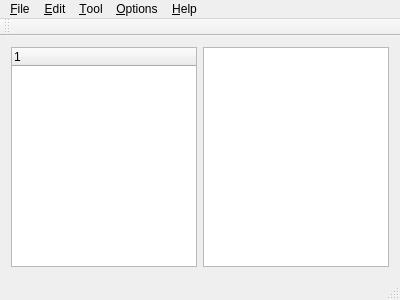
Before: the Qt Designer form code/ui/mainwindow.ui in CC141X/Information, drawn with Qt 5.
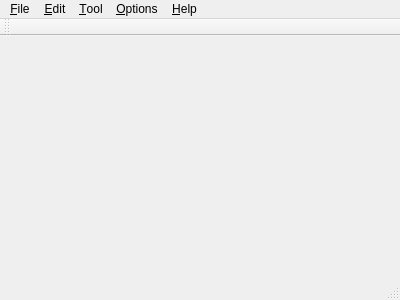
After: the same form once the commit is applied.

```diff
--- a/code/ui/mainwindow.ui
+++ b/code/ui/mainwindow.ui
@@ -14,20 +14,7 @@
    <string>MainWindow</string>
   </property>
   <widget class="QWidget" name="centralWidget">
-   <layout class="QGridLayout" name="gridLayout">
-    <item row="0" column="0">
-     <widget class="QTreeWidget" name="mainTreeWidget">
-      <column>
-       <property name="text">
-        <string notr="true">1</string>
-       </property>
-      </column>
-     </widget>
-    </item>
-    <item row="0" column="1">
-     <widget class="QTableWidget" name="mainTableWidget"/>
-    </item>
-   </layout>
+   <layout class="QGridLayout" name="gridLayout"/>
   </widget>
   <widget class="QMenuBar" name="menuBar">
    <property name="geometry">
```
